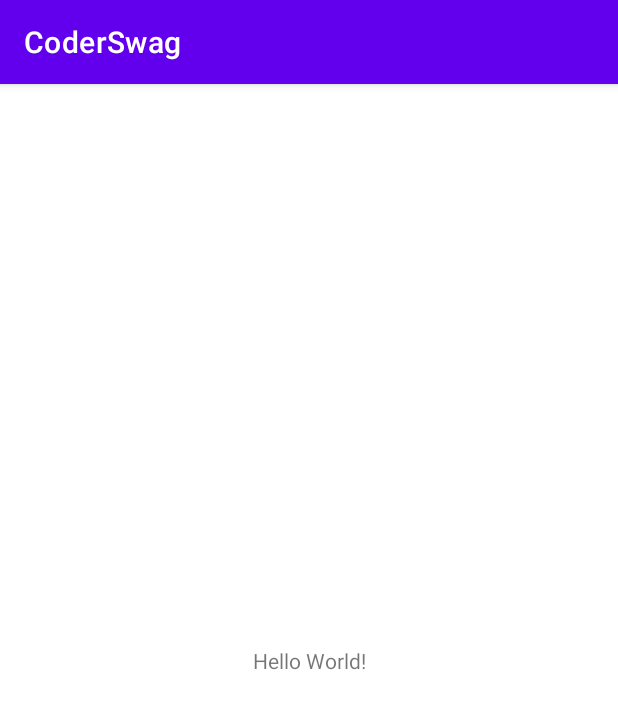
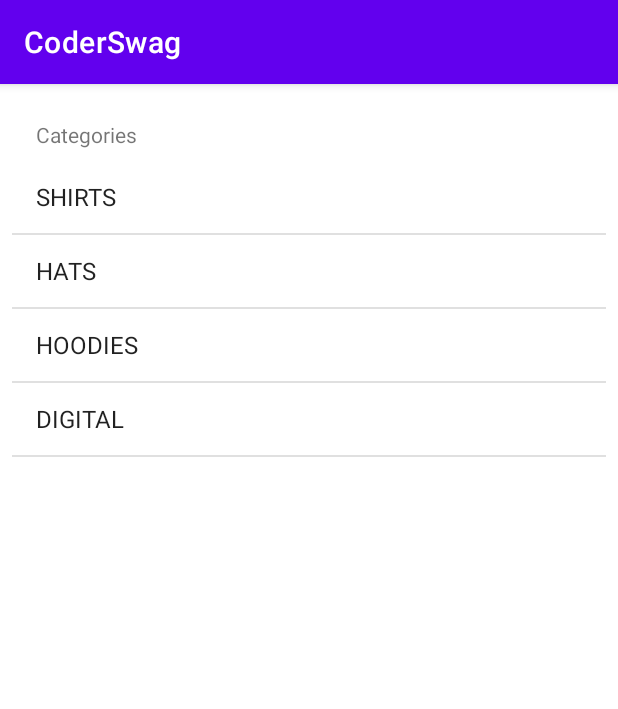
Before and after one commit to Usamazafar97/CoderSwag, an Android app: the screen it shows after launch (MainActivity), on a phone screen of 412 x 824 dp. Shown: the top 709 px of the screen. Run offline under Robolectric (Android 15) with nearby library versions, the phone set to English and light mode, and no system bars.

Commit message:
default list view introduced

```diff
--- a/app/build.gradle
+++ b/app/build.gradle
@@ -2,6 +2,9 @@ plugins {
     id 'com.android.application'
     id 'org.jetbrains.kotlin.android'
 }
+
+apply plugin: 'kotlin-kapt'
+apply plugin: 'kotlin-android-extensions'
 
 android {
     compileSdk 32
--- a/app/src/main/java/com/example/coderswag/controller/MainActivity.kt
+++ b/app/src/main/java/com/example/coderswag/controller/MainActivity.kt
@@ -2,11 +2,27 @@ package com.example.coderswag.controller
 
 import androidx.appcompat.app.AppCompatActivity
 import android.os.Bundle
+import android.widget.ArrayAdapter
 import com.example.coderswag.R
+import com.example.coderswag.model.Category
+import com.example.coderswag.services.DataService
+import kotlinx.android.synthetic.main.activity_main.*
 
 class MainActivity : AppCompatActivity() {
+
+    lateinit var adapter: ArrayAdapter<Category>
+
     override fun onCreate(savedInstanceState: Bundle?) {
         super.onCreate(savedInstanceState)
         setContentView(R.layout.activity_main)
+
+        adapter = ArrayAdapter(this,
+        android.R.layout.simple_list_item_1,
+        DataService.categories)
+
+
+        catagoryListView.adapter = adapter
+
+
     }
 }
--- a/app/src/main/java/com/example/coderswag/model/Category.kt
+++ b/app/src/main/java/com/example/coderswag/model/Category.kt
@@ -1,3 +1,7 @@
 package com.example.coderswag.model
 
-class Category(val title: String, val image: String)
+class Category(private val title: String, val image: String){
+    override fun toString(): String {
+        return title
+    }
+}
--- a/app/src/main/res/layout/activity_main.xml
+++ b/app/src/main/res/layout/activity_main.xml
@@ -7,12 +7,23 @@
     tools:context=".controller.MainActivity">
 
     <TextView
+        android:id="@+id/textView"
         android:layout_width="wrap_content"
         android:layout_height="wrap_content"
-        android:text="Hello World!"
-        app:layout_constraintBottom_toBottomOf="parent"
+        android:layout_marginLeft="24dp"
+        android:layout_marginTop="24dp"
+        android:text="Categories"
         app:layout_constraintLeft_toLeftOf="parent"
-        app:layout_constraintRight_toRightOf="parent"
         app:layout_constraintTop_toTopOf="parent" />
 
+    <ListView
+        android:id="@+id/catagoryListView"
+        android:layout_width="0dp"
+        android:layout_height="0dp"
+        android:layout_margin="8dp"
+        app:layout_constraintBottom_toBottomOf="parent"
+        app:layout_constraintEnd_toEndOf="parent"
+        app:layout_constraintStart_toStartOf="parent"
+        app:layout_constraintTop_toBottomOf="@+id/textView" />
+
 </androidx.constraintlayout.widget.ConstraintLayout>
```
Also changed, not shown: app/src/main/res/layout/category_list_item.xml (added, +30 -0 lines).
